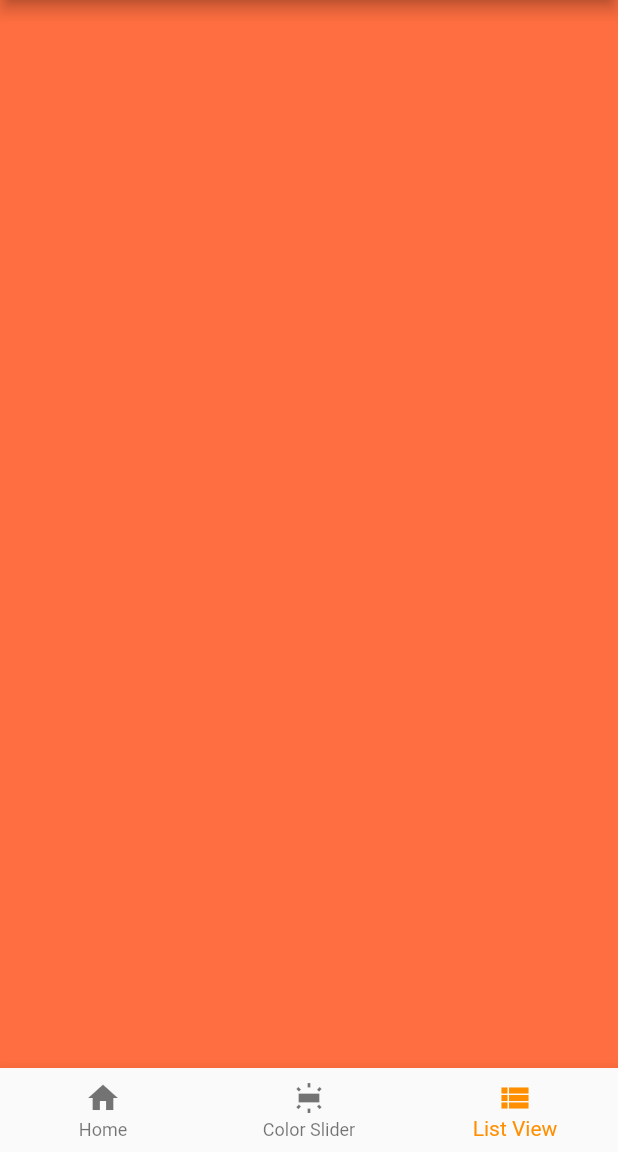
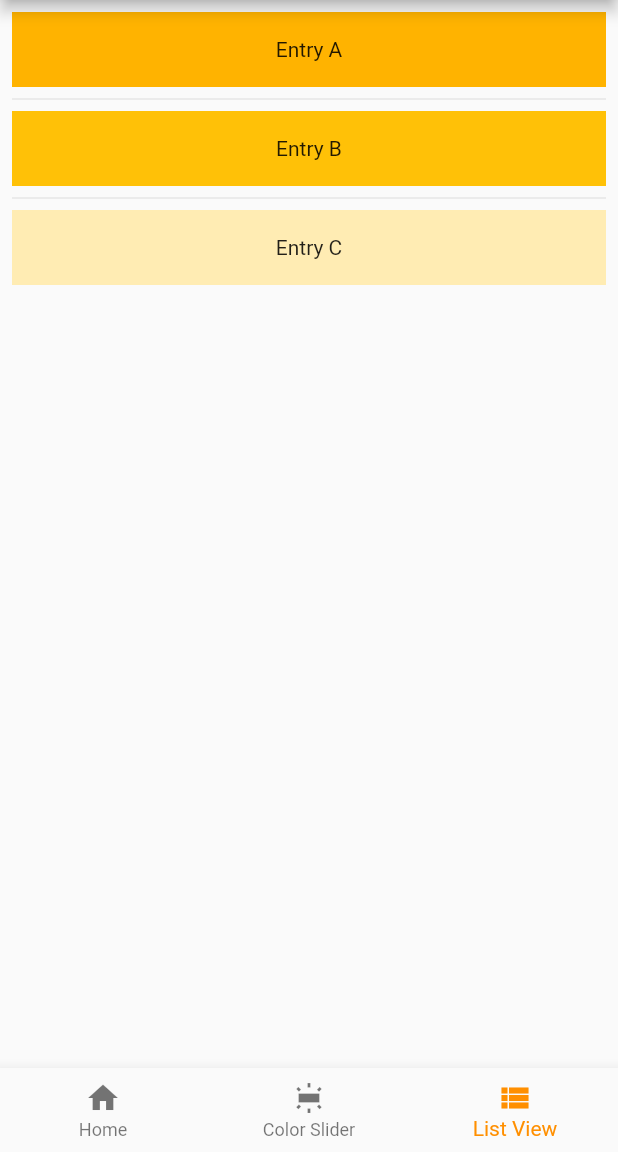
Before and after one commit to rrbaeta/my_first_flutter_app, a Flutter app: the screen it shows after launch, item 3 of the bottom bar chosen, on a phone screen of 412 x 824 dp, the part 84-1236 px from its top. Run offline on Flutter 3.47's test engine with Material 2 defaults, Android fonts, the phone set to English and light mode, and no system bars.

Commit message:
list view working

```diff
--- a/lib/views/listView.dart
+++ b/lib/views/listView.dart
@@ -8,13 +8,44 @@
 }
 
 class _MyListViewPageState extends State<MyListViewPage> {
+  final List<String> entries = <String>['A', 'B', 'C'];
+  final List<int> colorCodes = <int>[600, 500, 100];
 
   @override
   Widget build(BuildContext context) {
     return Scaffold(
 
-        backgroundColor: Colors.deepOrangeAccent,
+        //backgroundColor: Colors.black,
 
+
+
+      body: Container(
+
+        // child:ListView(
+        //   shrinkWrap: true,
+        //   padding: const EdgeInsets.all(20.0),
+        //   children: const <Widget>[
+        //     Text("I'm dedicating every day to you"),
+        //     Text('Domestic life was never quite my style'),
+        //     Text('When you smile, you knock me out, I fall apart'),
+        //     Text('And I thought I was so smart'),
+        //   ],
+        // ),
+
+        child: ListView.separated(
+          padding: const EdgeInsets.all(8),
+          itemCount: entries.length,
+          itemBuilder: (BuildContext context, int index) {
+            return Container(
+              height: 50,
+              color: Colors.amber[colorCodes[index]],
+              child: Center(child: Text('Entry ${entries[index]}')),
+            );
+          },
+          separatorBuilder: (BuildContext context, int index) => const Divider(),
+        ),
+
+      ),
     );
   }
 }
```
